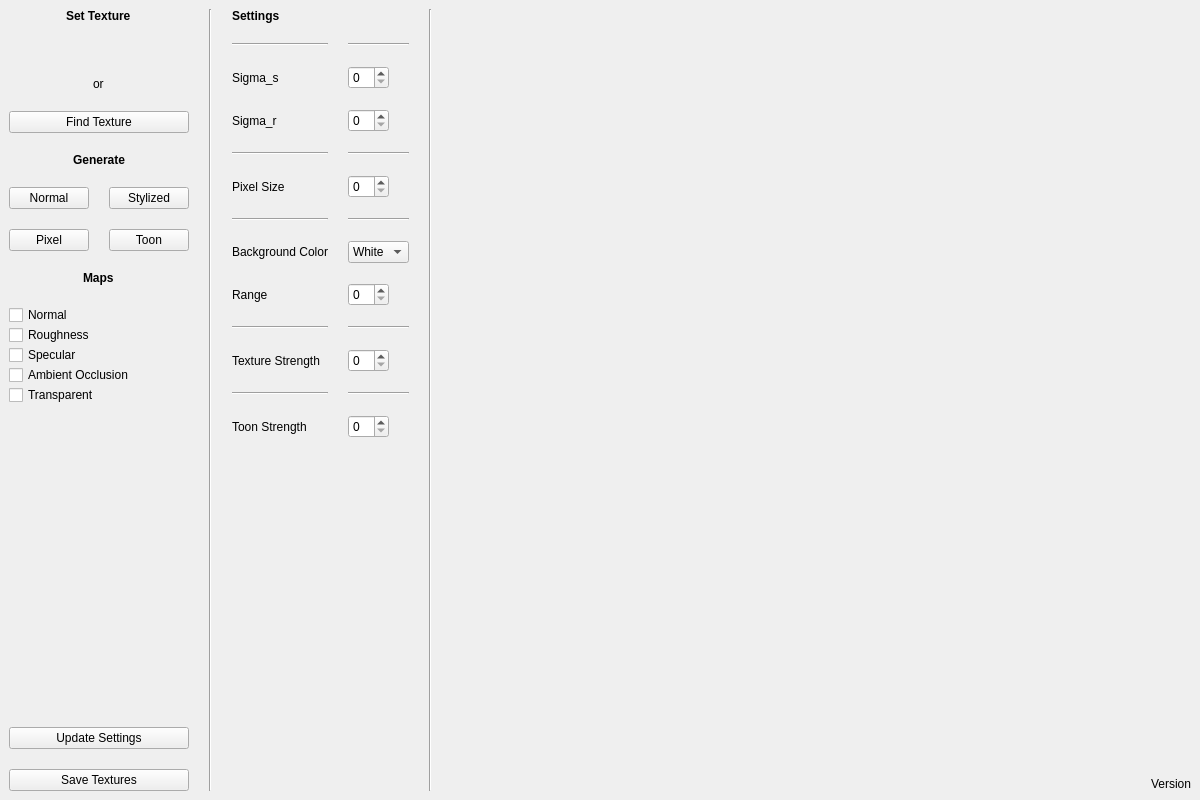
Before: the Qt Designer form ui/mainwindow.ui in GeovaneJefferson/PBRMaster, drawn with Qt 5.
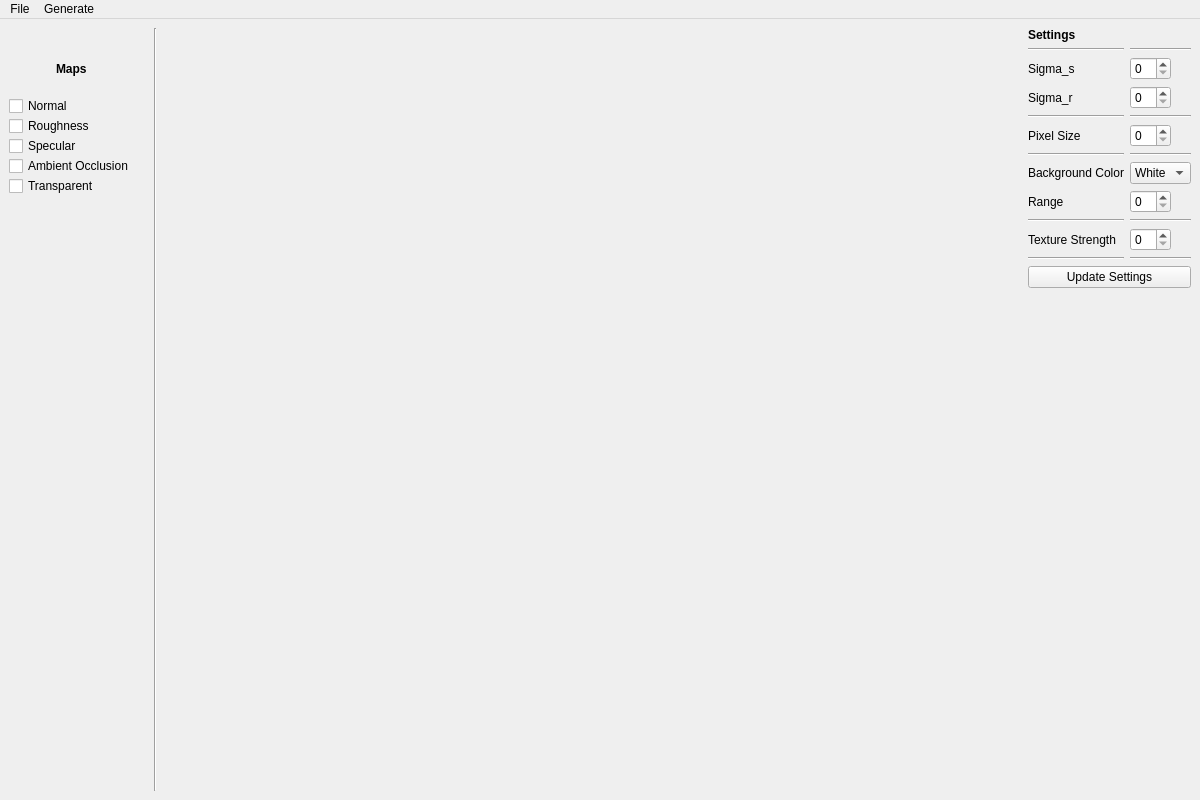
After: the same form once the commit is applied. Icons and pictures are not drawn.

Diff of the .ui file:
```diff
--- a/ui/mainwindow.ui
+++ b/ui/mainwindow.ui
@@ -18,8 +18,8 @@
   </property>
   <property name="maximumSize">
    <size>
-    <width>1200</width>
-    <height>800</height>
+    <width>16777215</width>
+    <height>16777215</height>
    </size>
   </property>
   <property name="windowTitle">
@@ -28,24 +28,12 @@
   <widget class="QWidget" name="centralwidget">
    <layout class="QHBoxLayout" name="horizontalLayout_2">
     <item>
-     <layout class="QHBoxLayout" name="horizontalLayout" stretch="0,0,0,0,0">
+     <layout class="QHBoxLayout" name="horizontalLayout" stretch="0,0,0">
       <property name="spacing">
        <number>20</number>
       </property>
       <item>
-       <layout class="QVBoxLayout" name="verticalLayout" stretch="0,0,0,0,0,0,0,0,0,0,0">
-        <item alignment="Qt::AlignHCenter">
-         <widget class="QLabel" name="label_8">
-          <property name="font">
-           <font>
-            <bold>true</bold>
-           </font>
-          </property>
-          <property name="text">
-           <string>Set Texture</string>
-          </property>
-         </widget>
-        </item>
+       <layout class="QVBoxLayout" name="verticalLayout" stretch="0,0,0,0">
         <item>
          <widget class="QLabel" name="drag_and_drop_image">
           <property name="text">
@@ -53,87 +41,6 @@
           </property>
          </widget>
         </item>
-        <item alignment="Qt::AlignHCenter">
-         <widget class="QLabel" name="label_2">
-          <property name="text">
-           <string>or</string>
-          </property>
-         </widget>
-        </item>
-        <item>
-         <widget class="QPushButton" name="load_texture_btn">
-          <property name="cursor">
-           <cursorShape>PointingHandCursor</cursorShape>
-          </property>
-          <property name="text">
-           <string>Find Texture</string>
-          </property>
-         </widget>
-        </item>
-        <item alignment="Qt::AlignHCenter|Qt::AlignTop">
-         <widget class="QLabel" name="label">
-          <property name="font">
-           <font>
-            <bold>true</bold>
-           </font>
-          </property>
-          <property name="text">
-           <string>Generate</string>
-          </property>
-         </widget>
-        </item>
-        <item>
-         <layout class="QGridLayout" name="gridLayout">
-          <item row="0" column="1">
-           <widget class="QPushButton" name="stylized_btn">
-            <property name="cursor">
-             <cursorShape>PointingHandCursor</cursorShape>
-            </property>
-            <property name="text">
-             <string>Stylized</string>
-            </property>
-           </widget>
-          </item>
-          <item row="0" column="0">
-           <widget class="QPushButton" name="normal_btn">
-            <property name="font">
-             <font>
-              <bold>false</bold>
-             </font>
-            </property>
-            <property name="cursor">
-             <cursorShape>PointingHandCursor</cursorShape>
-            </property>
-            <property name="whatsThis">
-             <string>&lt;html&gt;&lt;head/&gt;&lt;body&gt;&lt;p&gt;&lt;br/&gt;&lt;/p&gt;&lt;/body&gt;&lt;/html&gt;</string>
-            </property>
-            <property name="text">
-             <string>Normal</string>
-            </property>
-           </widget>
-          </item>
-          <item row="1" column="0">
-           <widget class="QPushButton" name="pixel_btn">
-            <property name="cursor">
-             <cursorShape>PointingHandCursor</cursorShape>
-            </property>
-            <property name="text">
-             <string>Pixel</string>
-            </property>
-           </widget>
-          </item>
-          <item row="1" column="1">
-           <widget class="QPushButton" name="toon_btn">
-            <property name="cursor">
-             <cursorShape>PointingHandCursor</cursorShape>
-            </property>
-            <property name="text">
-             <string>Toon</string>
-            </property>
-           </widget>
-          </item>
-         </layout>
-        </item>
         <item alignment="Qt::AlignHCenter">
          <widget class="QLabel" name="label_6">
           <property name="font">
@@ -201,29 +108,6 @@
           </property>
          </spacer>
         </item>
-        <item>
-         <widget class="QPushButton" name="update_btn">
-          <property name="cursor">
-           <cursorShape>PointingHandCursor</cursorShape>
-          </property>
-          <property name="text">
-           <string>Update Settings</string>
-          </property>
-         </widget>
-        </item>
-        <item>
-         <widget class="QPushButton" name="save_btn">
-          <property name="cursor">
-           <cursorShape>PointingHandCursor</cursorShape>
-          </property>
-          <property name="text">
-           <string>Save Textures</string>
-          </property>
-          <property name="icon">
-           <iconset theme="document-save"/>
-          </property>
-         </widget>
-        </item>
        </layout>
       </item>
       <item>
@@ -234,9 +118,115 @@
        </widget>
       </item>
       <item>
+       <layout class="QVBoxLayout" name="verticalLayout_2" stretch="1,0">
+        <item>
+         <layout class="QHBoxLayout" name="horizontalLayout_10" stretch="0,0">
+          <item alignment="Qt::AlignRight">
+           <widget class="QLabel" name="selected_image_label">
+            <property name="text">
+             <string/>
+            </property>
+           </widget>
+          </item>
+          <item alignment="Qt::AlignLeft">
+           <widget class="QLabel" name="preview_1">
+            <property name="cursor">
+             <cursorShape>PointingHandCursor</cursorShape>
+            </property>
+            <property name="text">
+             <string/>
+            </property>
+           </widget>
+          </item>
+         </layout>
+        </item>
+        <item>
+         <layout class="QHBoxLayout" name="horizontalLayout_7">
+          <property name="topMargin">
+           <number>9</number>
+          </property>
+          <property name="bottomMargin">
+           <number>34</number>
+          </property>
+          <item>
+           <spacer name="horizontalSpacer_2">
+            <property name="orientation">
+             <enum>Qt::Horizontal</enum>
+            </property>
+            <property name="sizeHint" stdset="0">
+             <size>
+              <width>40</width>
+              <height>20</height>
+             </size>
+            </property>
+           </spacer>
+          </item>
+          <item>
+           <widget class="QLabel" name="preview_2">
+            <property name="text">
+             <string/>
+            </property>
+           </widget>
+          </item>
+          <item>
+           <widget class="QLabel" name="preview_3">
+            <property name="text">
+             <string/>
+            </property>
+           </widget>
+          </item>
+          <item>
+           <widget class="QLabel" name="preview_4">
+            <property name="text">
+             <string/>
+            </property>
+           </widget>
+          </item>
+          <item>
+           <widget class="QLabel" name="preview_5">
+            <property name="text">
+             <string/>
+            </property>
+           </widget>
+          </item>
+          <item>
+           <spacer name="horizontalSpacer">
+            <property name="orientation">
+             <enum>Qt::Horizontal</enum>
+            </property>
+            <property name="sizeHint" stdset="0">
+             <size>
+              <width>40</width>
+              <height>20</height>
+             </size>
+            </property>
+           </spacer>
+          </item>
+         </layout>
+        </item>
+       </layout>
+      </item>
+     </layout>
+    </item>
+    <item>
+     <layout class="QVBoxLayout" name="verticalLayout_4">
+      <item>
        <layout class="QGridLayout" name="gridLayout_5" columnstretch="0,0">
-        <item row="10" column="1" alignment="Qt::AlignLeft">
-         <widget class="QSpinBox" name="normal_size_spinbox"/>
+        <item row="3" column="1" alignment="Qt::AlignLeft">
+         <widget class="QSpinBox" name="sigma_r_spinbox"/>
+        </item>
+        <item row="6" column="0">
+         <widget class="Line" name="line_2">
+          <property name="orientation">
+           <enum>Qt::Horizontal</enum>
+          </property>
+         </widget>
+        </item>
+        <item row="2" column="1" alignment="Qt::AlignLeft">
+         <widget class="QSpinBox" name="sigma_s_spinbox"/>
+        </item>
+        <item row="5" column="1" alignment="Qt::AlignLeft">
+         <widget class="QSpinBox" name="pixel_size_spinbox"/>
         </item>
         <item row="2" column="0">
          <widget class="QLabel" name="label_9">
@@ -245,25 +235,6 @@
           </property>
          </widget>
         </item>
-        <item row="0" column="0">
-         <widget class="QLabel" name="label_4">
-          <property name="font">
-           <font>
-            <bold>true</bold>
-           </font>
-          </property>
-          <property name="text">
-           <string>Settings</string>
-          </property>
-         </widget>
-        </item>
-        <item row="12" column="0">
-         <widget class="QLabel" name="label_3">
-          <property name="text">
-           <string>Toon Strength</string>
-          </property>
-         </widget>
-        </item>
         <item row="1" column="1">
          <widget class="Line" name="line_5">
           <property name="orientation">
@@ -271,90 +242,6 @@
           </property>
          </widget>
         </item>
-        <item row="10" column="0">
-         <widget class="QLabel" name="label_12">
-          <property name="text">
-           <string>Texture Strength</string>
-          </property>
-         </widget>
-        </item>
-        <item row="2" column="1" alignment="Qt::AlignLeft">
-         <widget class="QSpinBox" name="sigma_s_spinbox"/>
-        </item>
-        <item row="3" column="1" alignment="Qt::AlignLeft">
-         <widget class="QSpinBox" name="sigma_r_spinbox"/>
-        </item>
-        <item row="8" column="1" alignment="Qt::AlignLeft">
-         <widget class="QSpinBox" name="transparent_size_spinbox"/>
-        </item>
-        <item row="7" column="0">
-         <widget class="QLabel" name="label_7">
-          <property name="text">
-           <string>Background Color</string>
-          </property>
-         </widget>
-        </item>
-        <item row="5" column="1" alignment="Qt::AlignLeft">
-         <widget class="QSpinBox" name="pixel_size_spinbox"/>
-        </item>
-        <item row="9" column="1">
-         <widget class="Line" name="line_9">
-          <property name="orientation">
-           <enum>Qt::Horizontal</enum>
-          </property>
-         </widget>
-        </item>
-        <item row="4" column="1">
-         <widget class="Line" name="line_7">
-          <property name="orientation">
-           <enum>Qt::Horizontal</enum>
-          </property>
-         </widget>
-        </item>
-        <item row="9" column="0">
-         <widget class="Line" name="line_8">
-          <property name="orientation">
-           <enum>Qt::Horizontal</enum>
-          </property>
-         </widget>
-        </item>
-        <item row="4" column="0">
-         <widget class="Line" name="line_6">
-          <property name="orientation">
-           <enum>Qt::Horizontal</enum>
-          </property>
-         </widget>
-        </item>
-        <item row="13" column="0">
-         <spacer name="verticalSpacer_2">
-          <property name="orientation">
-           <enum>Qt::Vertical</enum>
-          </property>
-          <property name="sizeHint" stdset="0">
-           <size>
-            <width>20</width>
-            <height>40</height>
-           </size>
-          </property>
-         </spacer>
-        </item>
-        <item row="5" column="0">
-         <widget class="QLabel" name="label_10">
-          <property name="text">
-           <string>Pixel Size</string>
-          </property>
-         </widget>
-        </item>
-        <item row="12" column="1" alignment="Qt::AlignLeft">
-         <widget class="QSpinBox" name="toon_size_spinbox"/>
-        </item>
-        <item row="1" column="0">
-         <widget class="Line" name="line_4">
-          <property name="orientation">
-           <enum>Qt::Horizontal</enum>
-          </property>
-         </widget>
-        </item>
         <item row="7" column="1" alignment="Qt::AlignLeft">
          <widget class="QComboBox" name="transparent_comboBox">
           <property name="cursor">
@@ -375,15 +262,8 @@
           </item>
          </widget>
         </item>
-        <item row="6" column="1">
-         <widget class="Line" name="line_3">
-          <property name="orientation">
-           <enum>Qt::Horizontal</enum>
-          </property>
-         </widget>
-        </item>
-        <item row="6" column="0">
-         <widget class="Line" name="line_2">
+        <item row="4" column="0">
+         <widget class="Line" name="line_6">
           <property name="orientation">
            <enum>Qt::Horizontal</enum>
           </property>
@@ -396,6 +276,9 @@
           </property>
          </widget>
         </item>
+        <item row="10" column="1" alignment="Qt::AlignLeft">
+         <widget class="QSpinBox" name="normal_size_spinbox"/>
+        </item>
         <item row="3" column="0">
          <widget class="QLabel" name="label_5">
           <property name="text">
@@ -403,13 +286,6 @@
           </property>
          </widget>
         </item>
-        <item row="11" column="0">
-         <widget class="Line" name="line_10">
-          <property name="orientation">
-           <enum>Qt::Horizontal</enum>
-          </property>
-         </widget>
-        </item>
         <item row="11" column="1">
          <widget class="Line" name="line_11">
           <property name="orientation">
@@ -417,115 +293,165 @@
           </property>
          </widget>
         </item>
+        <item row="0" column="0">
+         <widget class="QLabel" name="label_4">
+          <property name="font">
+           <font>
+            <bold>true</bold>
+           </font>
+          </property>
+          <property name="text">
+           <string>Settings</string>
+          </property>
+         </widget>
+        </item>
+        <item row="5" column="0">
+         <widget class="QLabel" name="label_10">
+          <property name="text">
+           <string>Pixel Size</string>
+          </property>
+         </widget>
+        </item>
+        <item row="11" column="0">
+         <widget class="Line" name="line_10">
+          <property name="orientation">
+           <enum>Qt::Horizontal</enum>
+          </property>
+         </widget>
+        </item>
+        <item row="7" column="0">
+         <widget class="QLabel" name="label_7">
+          <property name="text">
+           <string>Background Color</string>
+          </property>
+         </widget>
+        </item>
+        <item row="6" column="1">
+         <widget class="Line" name="line_3">
+          <property name="orientation">
+           <enum>Qt::Horizontal</enum>
+          </property>
+         </widget>
+        </item>
+        <item row="9" column="1">
+         <widget class="Line" name="line_9">
+          <property name="orientation">
+           <enum>Qt::Horizontal</enum>
+          </property>
+         </widget>
+        </item>
+        <item row="4" column="1">
+         <widget class="Line" name="line_7">
+          <property name="orientation">
+           <enum>Qt::Horizontal</enum>
+          </property>
+         </widget>
+        </item>
+        <item row="10" column="0">
+         <widget class="QLabel" name="label_12">
+          <property name="text">
+           <string>Texture Strength</string>
+          </property>
+         </widget>
+        </item>
+        <item row="9" column="0">
+         <widget class="Line" name="line_8">
+          <property name="orientation">
+           <enum>Qt::Horizontal</enum>
+          </property>
+         </widget>
+        </item>
+        <item row="1" column="0">
+         <widget class="Line" name="line_4">
+          <property name="orientation">
+           <enum>Qt::Horizontal</enum>
+          </property>
+         </widget>
+        </item>
+        <item row="8" column="1" alignment="Qt::AlignLeft">
+         <widget class="QSpinBox" name="transparent_size_spinbox"/>
+        </item>
        </layout>
       </item>
-      <item alignment="Qt::AlignHCenter">
-       <widget class="Line" name="line">
+      <item>
+       <widget class="QPushButton" name="update_btn">
+        <property name="cursor">
+         <cursorShape>PointingHandCursor</cursorShape>
+        </property>
+        <property name="text">
+         <string>Update Settings</string>
+        </property>
+       </widget>
+      </item>
+      <item>
+       <spacer name="verticalSpacer_2">
         <property name="orientation">
          <enum>Qt::Vertical</enum>
         </property>
-       </widget>
-      </item>
-      <item>
-       <layout class="QVBoxLayout" name="verticalLayout_2" stretch="1,0">
-        <item>
-         <layout class="QHBoxLayout" name="horizontalLayout_10" stretch="0,0">
-          <item alignment="Qt::AlignRight">
-           <widget class="QLabel" name="selected_image_label">
-            <property name="text">
-             <string/>
-            </property>
-           </widget>
-          </item>
-          <item alignment="Qt::AlignLeft">
-           <widget class="QLabel" name="preview_1">
-            <property name="cursor">
-             <cursorShape>PointingHandCursor</cursorShape>
-            </property>
-            <property name="text">
-             <string/>
-            </property>
-           </widget>
-          </item>
-         </layout>
-        </item>
-        <item>
-         <layout class="QHBoxLayout" name="horizontalLayout_7">
-          <property name="topMargin">
-           <number>9</number>
-          </property>
-          <property name="bottomMargin">
-           <number>34</number>
-          </property>
-          <item>
-           <spacer name="horizontalSpacer_2">
-            <property name="orientation">
-             <enum>Qt::Horizontal</enum>
-            </property>
-            <property name="sizeHint" stdset="0">
-             <size>
-              <width>40</width>
-              <height>20</height>
-             </size>
-            </property>
-           </spacer>
-          </item>
-          <item>
-           <widget class="QLabel" name="preview_2">
-            <property name="text">
-             <string/>
-            </property>
-           </widget>
-          </item>
-          <item>
-           <widget class="QLabel" name="preview_3">
-            <property name="text">
-             <string/>
-            </property>
-           </widget>
-          </item>
-          <item>
-           <widget class="QLabel" name="preview_4">
-            <property name="text">
-             <string/>
-            </property>
-           </widget>
-          </item>
-          <item>
-           <widget class="QLabel" name="preview_5">
-            <property name="text">
-             <string/>
-            </property>
-           </widget>
-          </item>
-          <item>
-           <spacer name="horizontalSpacer">
-            <property name="orientation">
-             <enum>Qt::Horizontal</enum>
-            </property>
-            <property name="sizeHint" stdset="0">
-             <size>
-              <width>40</width>
-              <height>20</height>
-             </size>
-            </property>
-           </spacer>
-          </item>
-         </layout>
-        </item>
-       </layout>
+        <property name="sizeHint" stdset="0">
+         <size>
+          <width>20</width>
+          <height>40</height>
+         </size>
+        </property>
+       </spacer>
       </item>
      </layout>
     </item>
-    <item alignment="Qt::AlignBottom">
-     <widget class="QLabel" name="version_label">
-      <property name="text">
-       <string>Version</string>
-      </property>
-     </widget>
-    </item>
    </layout>
   </widget>
+  <widget class="QMenuBar" name="menuBar">
+   <property name="geometry">
+    <rect>
+     <x>0</x>
+     <y>0</y>
+     <width>1200</width>
+     <height>24</height>
+    </rect>
+   </property>
+   <widget class="QMenu" name="menuFilters">
+    <property name="title">
+     <string>Generate</string>
+    </property>
+    <addaction name="actionPBR"/>
+    <addaction name="actionStylized"/>
+    <addaction name="actionPixel"/>
+   </widget>
+   <widget class="QMenu" name="menuFile">
+    <property name="title">
+     <string>File</string>
+    </property>
+    <addaction name="actionOpen_Texture"/>
+    <addaction name="actionSave_New_Textures"/>
+   </widget>
+   <addaction name="menuFile"/>
+   <addaction name="menuFilters"/>
+  </widget>
+  <action name="actionPBR">
+   <property name="text">
+    <string>PBR</string>
+   </property>
+  </action>
+  <action name="actionStylized">
+   <property name="text">
+    <string>Stylized</string>
+   </property>
+  </action>
+  <action name="actionPixel">
+   <property name="text">
+    <string>Pixel</string>
+   </property>
+  </action>
+  <action name="actionOpen_Texture">
+   <property name="text">
+    <string>Open Texture</string>
+   </property>
+  </action>
+  <action name="actionSave_New_Textures">
+   <property name="text">
+    <string>Save New Textures</string>
+   </property>
+  </action>
  </widget>
  <resources/>
  <connections/>
```
